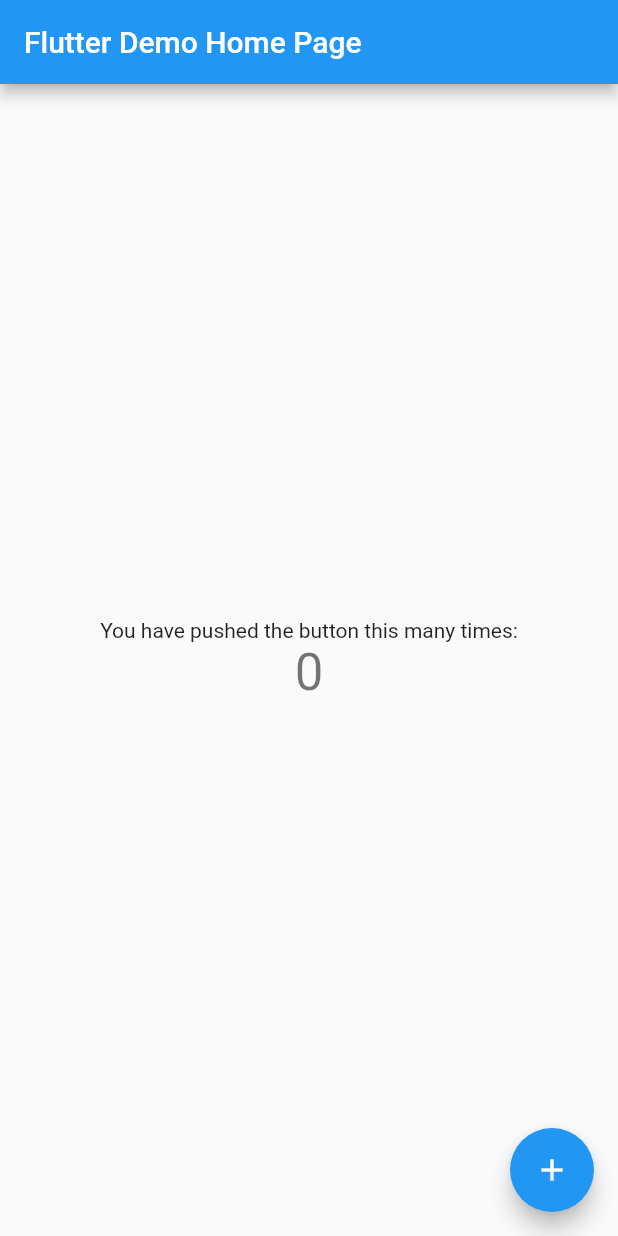
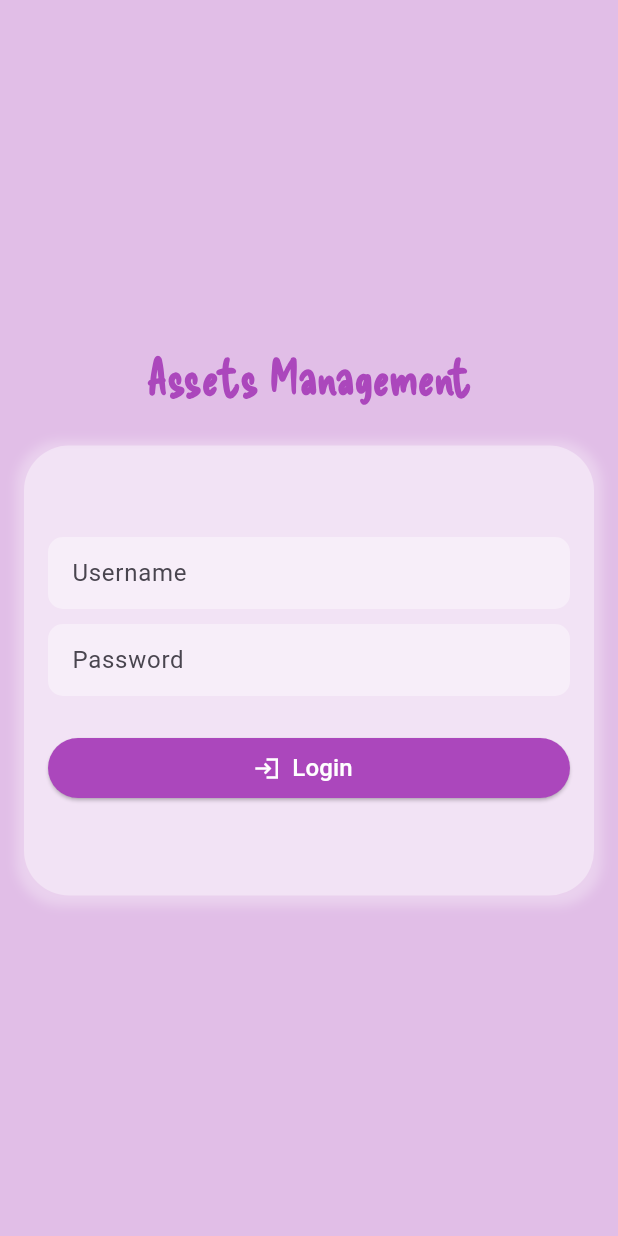
Before and after one commit to RuslanIk06/assets_management, a Flutter app: the screen it shows after launch, on a phone screen of 412 x 824 dp. Run offline on Flutter 3.47's test engine with Material 2 defaults, Android fonts, the phone set to English and light mode, and no system bars; missing offline and left inert: d_info, d_method.

Commit message:
Develop Feature Login

````diff
--- /dev/null
+++ b/lib/config/app_constant.dart
@@ -0,0 +1,4 @@
+class AppConstant {
+  /// ```'http://192.168.100.6/assets_management'```
+  static const baseUrl = 'http://192.168.100.6/assets_management';
+}
--- a/lib/main.dart
+++ b/lib/main.dart
@@ -1,3 +1,4 @@
+import 'package:assets_management/pages/user/login_page.dart';
 import 'package:flutter/material.dart';
 
 void main() {
@@ -7,109 +8,22 @@ void main() {
 class MyApp extends StatelessWidget {
   const MyApp({super.key});
 
-  // This widget is the root of your application.
   @override
   Widget build(BuildContext context) {
     return MaterialApp(
-      title: 'Flutter Demo',
       theme: ThemeData(
-        // This is the theme of your application.
-        //
-        // Try running your application with "flutter run". You'll see the
-        // application has a blue toolbar. Then, without quitting the app, try
-        // changing the primarySwatch below to Colors.green and then invoke
-        // "hot reload" (press "r" in the console where you ran "flutter run",
-        // or simply save your changes to "hot reload" in a Flutter IDE).
-        // Notice that the counter didn't reset back to zero; the application
-        // is not restarted.
-        primarySwatch: Colors.blue,
+        useMaterial3: true,
+        scaffoldBackgroundColor: Colors.purple[100],
+        elevatedButtonTheme: ElevatedButtonThemeData(
+          style: ButtonStyle(
+            backgroundColor: MaterialStatePropertyAll(
+              Colors.purple[400],
+            ),
+          ),
+        ),
       ),
-      home: const MyHomePage(title: 'Flutter Demo Home Page'),
+      debugShowCheckedModeBanner: false,
+      home: LoginPage(),
     );
   }
 }
-
-class MyHomePage extends StatefulWidget {
-  const MyHomePage({super.key, required this.title});
-
-  // This widget is the home page of your application. It is stateful, meaning
-  // that it has a State object (defined below) that contains fields that affect
-  // how it looks.
-
-  // This class is the configuration for the state. It holds the values (in this
-  // case the title) provided by the parent (in this case the App widget) and
-  // used by the build method of the State. Fields in a Widget subclass are
-  // always marked "final".
-
-  final String title;
-
-  @override
-  State<MyHomePage> createState() => _MyHomePageState();
-}
-
-class _MyHomePageState extends State<MyHomePage> {
-  int _counter = 0;
-
-  void _incrementCounter() {
-    setState(() {
-      // This call to setState tells the Flutter framework that something has
-      // changed in this State, which causes it to rerun the build method below
-      // so that the display can reflect the updated values. If we changed
-      // _counter without calling setState(), then the build method would not be
-      // called again, and so nothing would appear to happen.
-      _counter++;
-    });
-  }
-
-  @override
-  Widget build(BuildContext context) {
-    // This method is rerun every time setState is called, for instance as done
-    // by the _incrementCounter method above.
-    //
-    // The Flutter framework has been optimized to make rerunning build methods
-    // fast, so that you can just rebuild anything that needs updating rather
-    // than having to individually change instances of widgets.
-    return Scaffold(
-      appBar: AppBar(
-        // Here we take the value from the MyHomePage object that was created by
-        // the App.build method, and use it to set our appbar title.
-        title: Text(widget.title),
-      ),
-      body: Center(
-        // Center is a layout widget. It takes a single child and positions it
-        // in the middle of the parent.
-        child: Column(
-          // Column is also a layout widget. It takes a list of children and
-          // arranges them vertically. By default, it sizes itself to fit its
-          // children horizontally, and tries to be as tall as its parent.
-          //
-          // Invoke "debug painting" (press "p" in the console, choose the
-          // "Toggle Debug Paint" action from the Flutter Inspector in Android
-          // Studio, or the "Toggle Debug Paint" command in Visual Studio Code)
-          // to see the wireframe for each widget.
-          //
-          // Column has various properties to control how it sizes itself and
-          // how it positions its children. Here we use mainAxisAlignment to
-          // center the children vertically; the main axis here is the vertical
-          // axis because Columns are vertical (the cross axis would be
-          // horizontal).
-          mainAxisAlignment: MainAxisAlignment.center,
-          children: <Widget>[
-            const Text(
-              'You have pushed the button this many times:',
-            ),
-            Text(
-              '$_counter',
-              style: Theme.of(context).textTheme.headlineMedium,
-            ),
-          ],
-        ),
-      ),
-      floatingActionButton: FloatingActionButton(
-        onPressed: _incrementCounter,
-        tooltip: 'Increment',
-        child: const Icon(Icons.add),
-      ), // This trailing comma makes auto-formatting nicer for build methods.
-    );
-  }
-}
--- /dev/null
+++ b/lib/pages/asset/home_page.dart
@@ -0,0 +1,14 @@
+import 'package:flutter/material.dart';
+
+class HomePage extends StatelessWidget {
+  const HomePage({super.key});
+
+  @override
+  Widget build(BuildContext context) {
+    return Scaffold(
+      appBar: AppBar(
+        title: const Text("Home Page"),
+      ),
+    );
+  }
+}
--- /dev/null
+++ b/lib/pages/user/login_page.dart
@@ -0,0 +1,154 @@
+import 'dart:convert';
+
+import 'package:assets_management/config/app_constant.dart';
+import 'package:assets_management/pages/asset/home_page.dart';
+import 'package:d_info/d_info.dart';
+import 'package:d_method/d_method.dart';
+import 'package:flutter/material.dart';
+import 'package:http/http.dart' as http;
+
+class LoginPage extends StatelessWidget {
+  LoginPage({super.key});
+  final formKey = GlobalKey<FormState>();
+  final _usernameController = TextEditingController();
+  final _passwordController = TextEditingController();
+
+  void login(BuildContext context) async {
+    bool isValidate = formKey.currentState!.validate();
+
+    if (isValidate) {
+      Uri url = Uri.parse(
+        '${AppConstant.baseUrl}/user/login.php',
+      );
+
+      http.post(url, body: {
+        'username': _usernameController.text,
+        'password': _passwordController.text,
+      }).then((response) {
+        DMethod.printResponse(response);
+        Map resBody = jsonDecode(response.body);
+
+        bool isSuccess = resBody['success'] ?? false;
+
+        if (isSuccess) {
+          DInfo.toastSuccess('Login Success');
+          Navigator.pushReplacement(
+            context,
+            MaterialPageRoute(
+              builder: (context) => const HomePage(),
+            ),
+          );
+        } else {
+          DInfo.toastError('Login Failed');
+        }
+      }).catchError((onError) {
+        DInfo.toastError('Something Wrong');
+        DMethod.printBasic(onError.toString());
+      });
+    }
+  }
+
+  @override
+  Widget build(BuildContext context) {
+    return Scaffold(
+      body: Center(
+        child: Padding(
+          padding: const EdgeInsets.all(16),
+          child: Column(
+            mainAxisAlignment: MainAxisAlignment.center,
+            children: [
+              Text(
+                "Assets Management",
+                style: TextStyle(
+                  color: Colors.purple[400],
+                  fontFamily: 'DeliciousHandrawn',
+                  fontSize: 32,
+                  fontWeight: FontWeight.bold,
+                ),
+              ),
+              const SizedBox(height: 24),
+              Container(
+                width: double.infinity,
+                height: 300,
+                decoration: BoxDecoration(
+                  color: Colors.white38,
+                  borderRadius:
+                      BorderRadius.circular(30), //border corner radius
+                  boxShadow: [
+                    BoxShadow(
+                      color: Colors.white.withOpacity(0.3), //color of shadow
+                      spreadRadius: 5, //spread radius
+                      blurRadius: 5, // blur radius
+                      offset: const Offset(0, 2), // changes position of shadow
+                    ),
+                  ],
+                ),
+                child: Padding(
+                  padding: const EdgeInsets.all(16),
+                  child: Center(
+                    child: Form(
+                      key: formKey,
+                      child: Column(
+                        mainAxisAlignment: MainAxisAlignment.center,
+                        crossAxisAlignment: CrossAxisAlignment.stretch,
+                        children: [
+                          TextFormField(
+                            controller: _usernameController,
+                            decoration: InputDecoration(
+                              fillColor: Colors.white38,
+                              filled: true,
+                              isDense: true,
+                              hintText: "Username",
+                              border: OutlineInputBorder(
+                                borderSide: BorderSide.none,
+                                borderRadius: BorderRadius.circular(10),
+                              ),
+                            ),
+                            validator: (value) =>
+                                value == '' ? "Don't Empty" : null,
+                          ),
+                          const SizedBox(height: 10),
+                          TextFormField(
+                            controller: _passwordController,
+                            obscureText: true,
+                            decoration: InputDecoration(
+                              fillColor: Colors.white38,
+                              filled: true,
+                              isDense: true,
+                              hintText: "Password",
+                              border: OutlineInputBorder(
+                                borderSide: BorderSide.none,
+                                borderRadius: BorderRadius.circular(10),
+                              ),
+                            ),
+                            validator: (value) =>
+                                value == '' ? "Don't Empty" : null,
+                          ),
+                          const SizedBox(height: 24),
+                          ElevatedButton.icon(
+                            onPressed: () {
+                              login(context);
+                            },
+                            icon: const Icon(
+                              Icons.login_sharp,
+                              color: Colors.white,
+                            ),
+                            label: const Text(
+                              "Login",
+                              style:
+                                  TextStyle(color: Colors.white, fontSize: 16),
+                            ),
+                          )
+                        ],
+                      ),
+                    ),
+                  ),
+                ),
+              ),
+            ],
+          ),
+        ),
+      ),
+    );
+  }
+}
````
Also changed, not shown: pubspec.yaml (+4 -6 lines), assets/DeliciousHandrawn-Regular.ttf (added).
